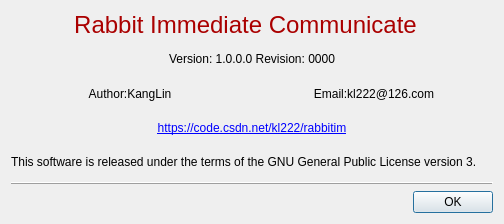
Above: Widgets/FrmAbout/FrmAbout.ui from KangLin/RabbitIm before the change. Below: the same form after it.
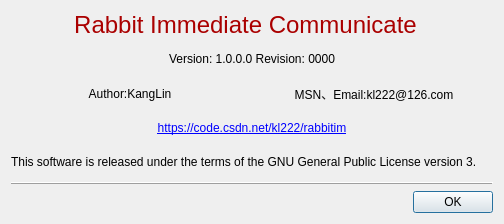
That is the form after the change.

Commit message: 修改对话框信息

```diff
--- a/Widgets/FrmAbout/FrmAbout.ui
+++ b/Widgets/FrmAbout/FrmAbout.ui
@@ -114,7 +114,7 @@
      <item>
       <widget class="QLabel" name="label_2">
        <property name="text">
-        <string>Email:kl222@126.com</string>
+        <string>MSN、Email:kl222@126.com</string>
        </property>
        <property name="alignment">
         <set>Qt::AlignCenter</set>
```
The commit also changes 1 other file.
